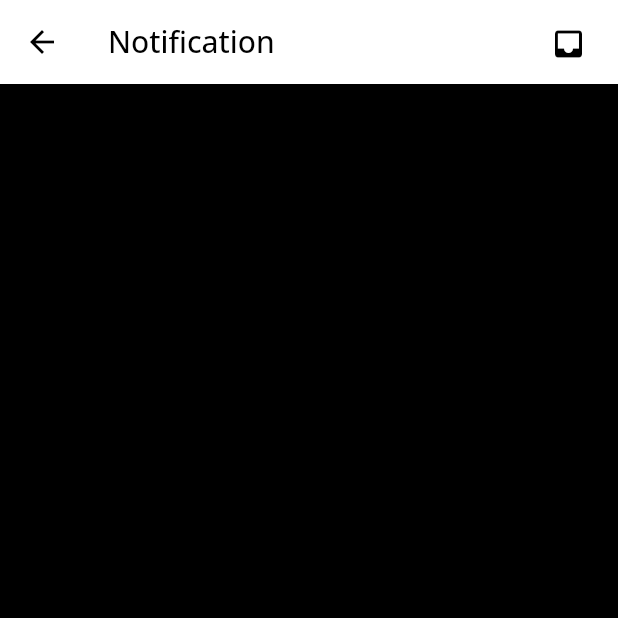
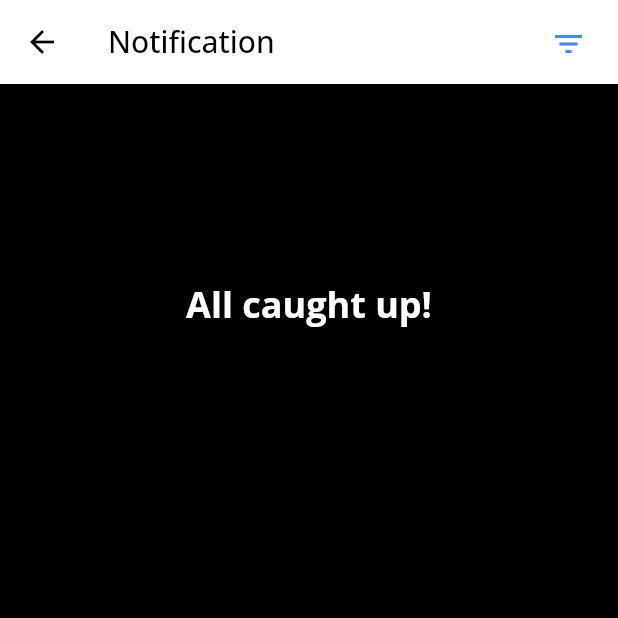
Before and after one commit to anubhav11803451/github_ui, a Flutter app: the NotificationBody screen opened directly, on a phone screen of 412 x 824 dp, the top half of it. Run offline on Flutter 3.47's test engine with Material 2 defaults, Android fonts, the phone set to English and light mode, and no system bars; our stand-ins replace google_fonts, splashscreen.

Commit message:
Update notification.dart

```diff
--- a/lib/pages/notification.dart
+++ b/lib/pages/notification.dart
@@ -15,10 +15,10 @@ class NotificationBody extends StatelessWidget {
               children: <Widget>[
                 IconButton(
                     icon: Icon(
-                      Icons.inbox,
-                      // color: Colors.black,
+                      Icons.filter_list,
+                      color: Colors.blueAccent,
                     ),
-                    onPressed: () {})
+                    onPressed: () {}),
               ],
             ),
           )
@@ -32,13 +32,38 @@ class NotificationBody extends StatelessWidget {
         backgroundColor: Colors.white,
         iconTheme: IconThemeData(color: Colors.black),
       ),
-      body: SafeArea(
-        child: Container(
-          height: size.height,
-          decoration: BoxDecoration(
-            color: Colors.black,
+      body: Stack(
+        children: <Widget>[
+          Container(
+            height: size.height,
+            decoration: BoxDecoration(
+              color: Colors.black,
+            ),
           ),
-        ),
+          ListView(
+            children: <Widget>[
+
+            Padding(
+              padding: const EdgeInsets.symmetric(vertical: 80),
+              child: Column(
+                // mainAxisAlignment: MainAxisAlignment.end,
+                crossAxisAlignment: CrossAxisAlignment.center,
+                children: <Widget>[
+                  SizedBox(height: 50,),
+                  Text(
+                    'All caught up!',
+                    style: GoogleFonts.openSans(
+                      color: Colors.white,
+                      fontSize: 24,
+                      fontWeight: FontWeight.w700,
+                    ),
+                  ),
+                ],
+              ),
+            ),
+        ],
+          ),
+        ],
       ),
     );
   }
```
